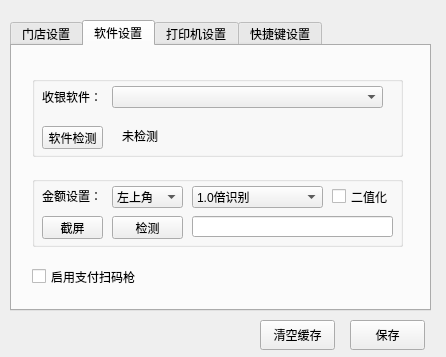
Above: bbqshop/MainDlg/maindlg.ui from qinan2014/bbqshop before the change. Below: the same form after it.
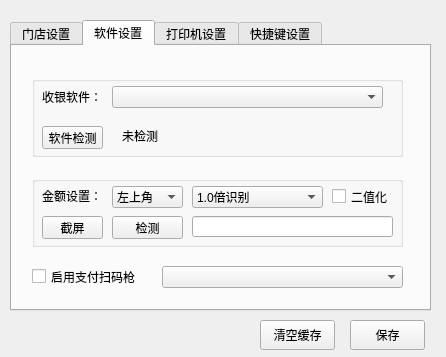
That is the form after the change. The open tabs and pages were chosen to show the change.

Commit message: 界面添加

Patch:
```diff
--- a/bbqshop/MainDlg/maindlg.ui
+++ b/bbqshop/MainDlg/maindlg.ui
@@ -462,7 +462,7 @@
       <rect>
        <x>20</x>
        <y>220</y>
-       <width>151</width>
+       <width>111</width>
        <height>21</height>
       </rect>
      </property>
@@ -470,6 +470,16 @@
       <string>启用支付扫码枪</string>
      </property>
     </widget>
+    <widget class="QComboBox" name="cboToolexe">
+     <property name="geometry">
+      <rect>
+       <x>150</x>
+       <y>220</y>
+       <width>241</width>
+       <height>22</height>
+      </rect>
+     </property>
+    </widget>
    </widget>
    <widget class="QWidget" name="tab">
     <attribute name="title">
```
Left out of the diff: 2 changed lines with no effect on the pictures.
